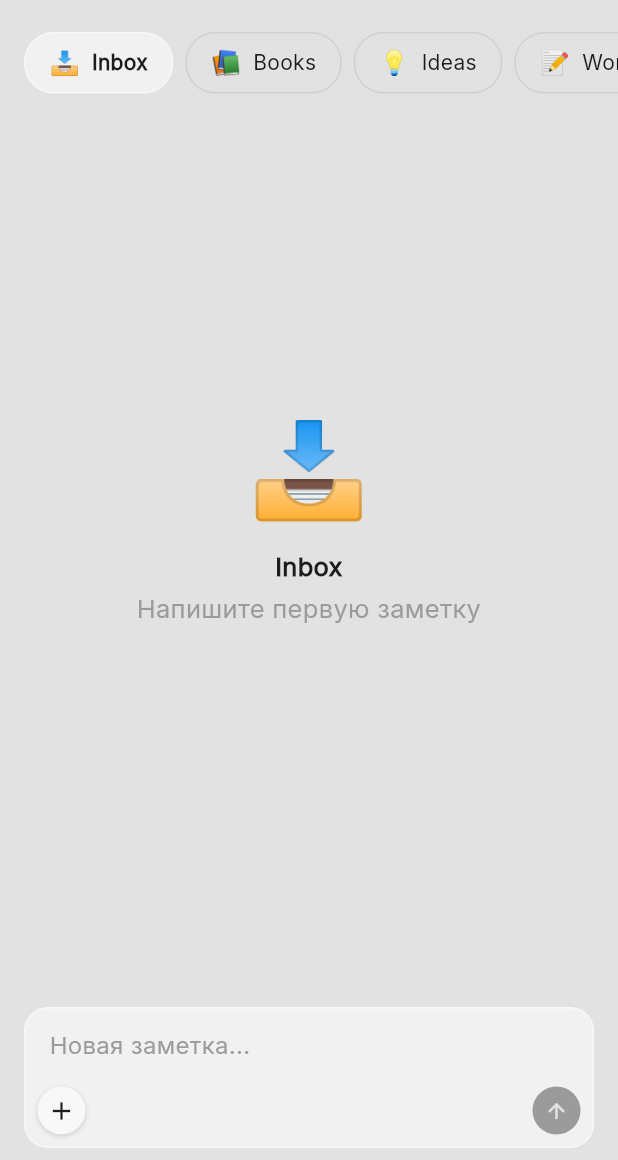
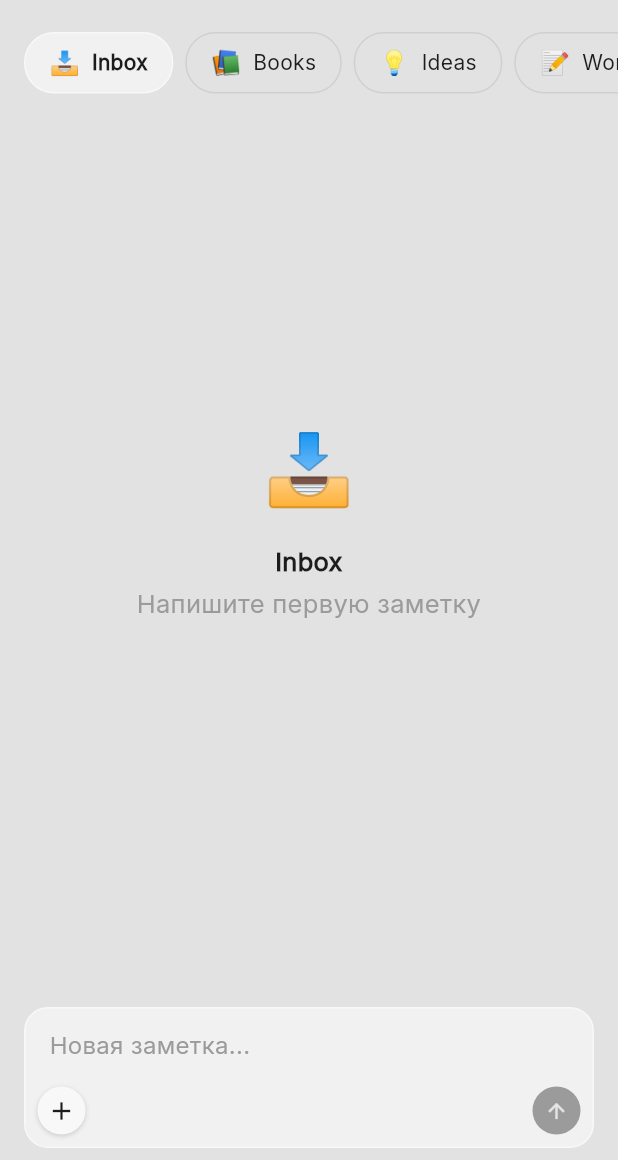
Before and after one commit to nevatas/tabs_flutter, a Flutter app: the screen it shows after launch, after a tap on the "menu" icon, after a tap on "Words", on a phone screen of 412 x 824 dp, the part 76-1236 px from its top. Run offline on Flutter 3.47's test engine with Material 3 defaults, Android fonts, the phone set to English and light mode, and no system bars; our stand-ins replace google_fonts.

Commit message:
Не знаю что, но работает

```diff
--- a/lib/screens/chat_screen.dart
+++ b/lib/screens/chat_screen.dart
@@ -75,13 +75,12 @@ class _ChatScreenState extends State<ChatScreen>
         child: Column(
           mainAxisSize: MainAxisSize.min,
           children: [
-            AnimatedDefaultTextStyle(
-              duration: const Duration(milliseconds: 300),
+            Text(
+              _tabManager.tabs[category.index].emoji,
               style: TextStyle(
-                fontSize: _focusNode.hasFocus ? 32 : 64,
+                fontSize: 48,
                 fontFamily: GoogleFonts.inter().fontFamily,
               ),
-              child: Text(_tabManager.tabs[category.index].emoji),
             ),
             const SizedBox(height: 16),
             Column(
--- a/lib/widgets/message_bubble.dart
+++ b/lib/widgets/message_bubble.dart
@@ -9,7 +9,6 @@ class MessageBubble extends StatelessWidget {
   final bool isSelected;
   final VoidCallback onLongPress;
   final VoidCallback onSelect;
-  final _dateFormat = DateFormat('HH:mm');
 
   MessageBubble({
     super.key,
--- a/lib/widgets/side_menu.dart
+++ b/lib/widgets/side_menu.dart
@@ -1,6 +1,5 @@
 // widgets/side_menu.dart
 import 'package:flutter/material.dart';
-import 'side_menu_tab.dart';
 import '../models/tab_item.dart';
 import '../theme/app_colors.dart';
 import 'package:google_fonts/google_fonts.dart';
@@ -28,24 +27,13 @@ class SideMenu extends StatelessWidget {
         child: Column(
           crossAxisAlignment: CrossAxisAlignment.start,
           children: [
-            Padding(
-              padding: const EdgeInsets.all(16),
-              child: Text(
-                'Категории',
-                style: TextStyle(
-                  color: AppColors.getPrimaryText(context),
-                  fontSize: 17,
-                  fontWeight: FontWeight.w500,
-                  letterSpacing: 0.2,
-                  fontFamily: GoogleFonts.inter().fontFamily,
-                ),
-              ),
-            ),
             Expanded(
               child: ListView.builder(
+                reverse: true,
                 padding: const EdgeInsets.symmetric(horizontal: 8),
                 itemCount: tabs.length,
                 itemBuilder: (context, index) {
+                  final reversedIndex = tabs.length - 1 - index;
                   final isSelected = selectedIndex == index;
                   return AnimatedContainer(
                     duration: const Duration(milliseconds: 300),
@@ -71,7 +59,7 @@ class SideMenu extends StatelessWidget {
                       child: InkWell(
                         borderRadius: BorderRadius.circular(16),
                         onTap: () {
-                          onTabSelected(index);
+                          onTabSelected(reversedIndex);
                           Navigator.pop(context);
                         },
                         child: Padding(
@@ -82,8 +70,11 @@ class SideMenu extends StatelessWidget {
                           child: Row(
                             children: [
                               Text(
-                                tabs[index].emoji,
-                                style: const TextStyle(fontSize: 20),
+                                tabs[reversedIndex].emoji,
+                                style: TextStyle(
+                                  fontSize: 20,
+                                  fontFamily: GoogleFonts.inter().fontFamily,
+                                ),
                               ),
                               const SizedBox(width: 12),
                               AnimatedDefaultTextStyle(
@@ -98,7 +89,7 @@ class SideMenu extends StatelessWidget {
                                       : FontWeight.normal,
                                   fontFamily: GoogleFonts.inter().fontFamily,
                                 ),
-                                child: Text(tabs[index].title),
+                                child: Text(tabs[reversedIndex].title),
                               ),
                             ],
                           ),
@@ -109,7 +100,6 @@ class SideMenu extends StatelessWidget {
                 },
               ),
             ),
-            const SizedBox(height: 8),
           ],
         ),
       ),
```
